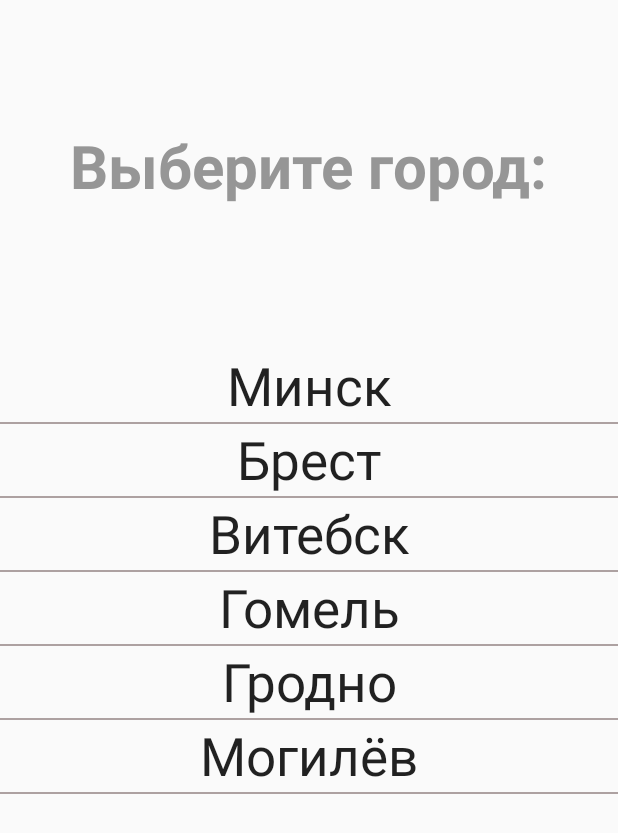
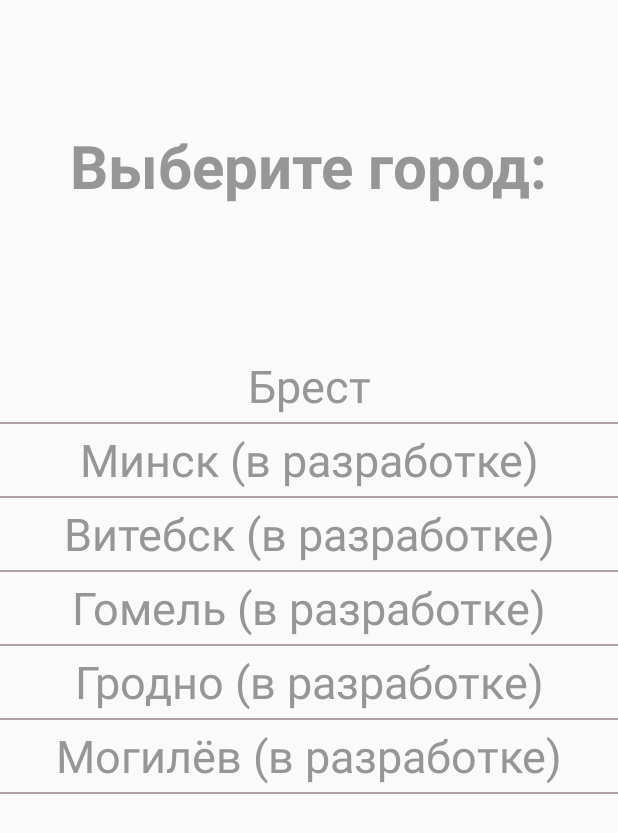
Before and after one commit to shcherbuk96/Hodite, an Android app: the MainActivity screen opened directly, with no data from a screen before it, on a phone screen of 412 x 824 dp. Shown: the top 833 px of the screen. Run offline under Robolectric (Android 15) with nearby library versions, the phone set to English and light mode, and no system bars.

Commit message:
Firebase job update

```diff
--- a/app/build.gradle
+++ b/app/build.gradle
@@ -6,8 +6,8 @@ android {
         applicationId "com.hodite.com.shcherbuk"
         minSdkVersion 16
         targetSdkVersion 27
-        versionCode 6
-        versionName "1.1.3.1"
+        versionCode 10
+        versionName "0.0.1.2"
         testInstrumentationRunner "android.support.test.runner.AndroidJUnitRunner"
     }
     buildTypes {
--- a/app/src/main/AndroidManifest.xml
+++ b/app/src/main/AndroidManifest.xml
@@ -22,7 +22,8 @@
             android:name=".WebActivity"
             android:configChanges="orientation|screenSize" />
 
-        <activity android:name=".StartActivity">
+        <activity android:name=".StartActivity"
+            android:screenOrientation="portrait">
             <intent-filter>
                 <action android:name="android.intent.action.MAIN" />
 
--- a/app/src/main/java/com/hodite/com/shcherbuk/StartActivity.java
+++ b/app/src/main/java/com/hodite/com/shcherbuk/StartActivity.java
@@ -78,7 +78,7 @@ public class StartActivity extends AppCompatActivity implements Constants {
                 setConstraints(Constraint.ON_ANY_NETWORK).
                 setReplaceCurrent(false).build();
         firebaseJobDispatcher.mustSchedule(job);
-        Toast.makeText(getApplicationContext(),"JobSheduled",Toast.LENGTH_SHORT).show();
+        //Toast.makeText(getApplicationContext(),"JobSheduled",Toast.LENGTH_SHORT).show();
     }
     private void startApp(){
         new Handler().postDelayed(new Runnable() {
--- a/app/src/main/res/layout/list_item.xml
+++ b/app/src/main/res/layout/list_item.xml
@@ -1,7 +1,8 @@
 <TextView xmlns:android="http://schemas.android.com/apk/res/android"
-    android:textSize="35dp"
+    android:textSize="30dp"
     android:layout_width="match_parent"
     android:layout_height="wrap_content"
     android:textAppearance="?android:attr/textAppearanceListItemSmall"
     android:gravity="center"
+    android:textColor="@color/grey"
     android:minHeight="?android:attr/listPreferredItemHeightSmall" />
--- a/app/src/main/res/values/strings.xml
+++ b/app/src/main/res/values/strings.xml
@@ -7,12 +7,12 @@
     <string name="select_city">Выберите город:</string>
 
     <string-array name="list_cities">
-        <item>Минск</item>
         <item>Брест</item>
-        <item>Витебск</item>
-        <item>Гомель</item>
-        <item>Гродно</item>
-        <item>Могилёв</item>
+        <item>Минск (в разработке)</item>
+        <item>Витебск (в разработке)</item>
+        <item>Гомель (в разработке)</item>
+        <item>Гродно (в разработке)</item>
+        <item>Могилёв (в разработке)</item>
     </string-array>
 
     <string name="warning_message_internet">Данное приложение может взымать большое количество интернет-трафика! Хотите продолжить?</string>
```
Also changed, not shown: app/src/main/java/com/hodite/com/shcherbuk/MainActivity.java (+4 -4 lines), 1 other file.
